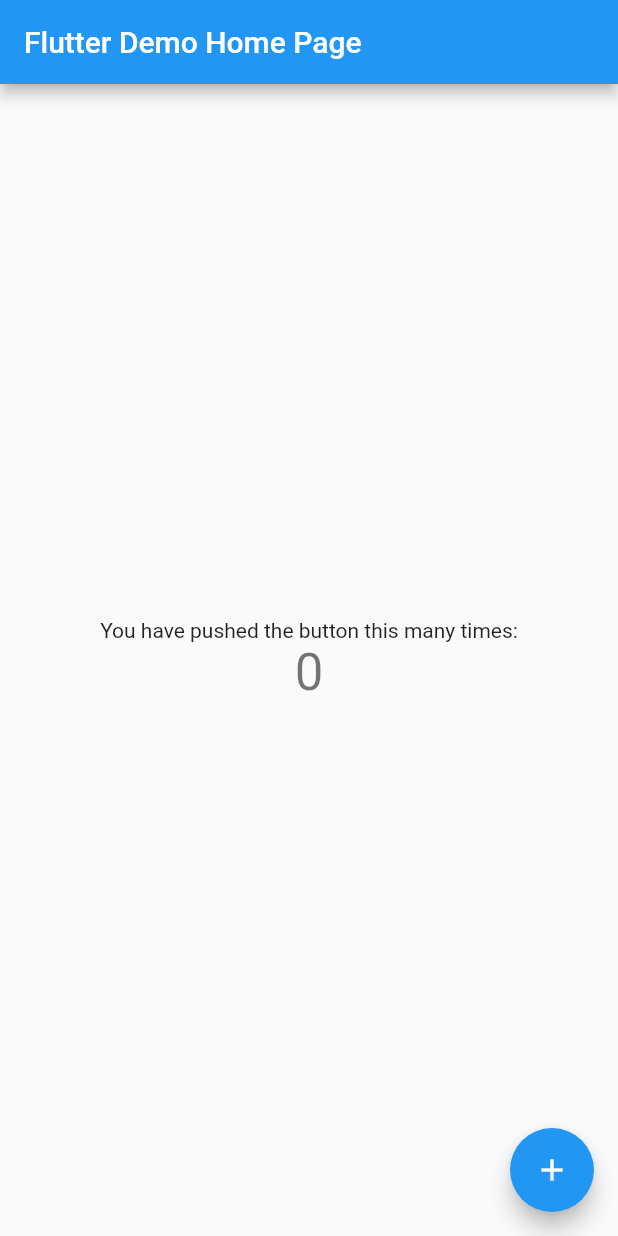
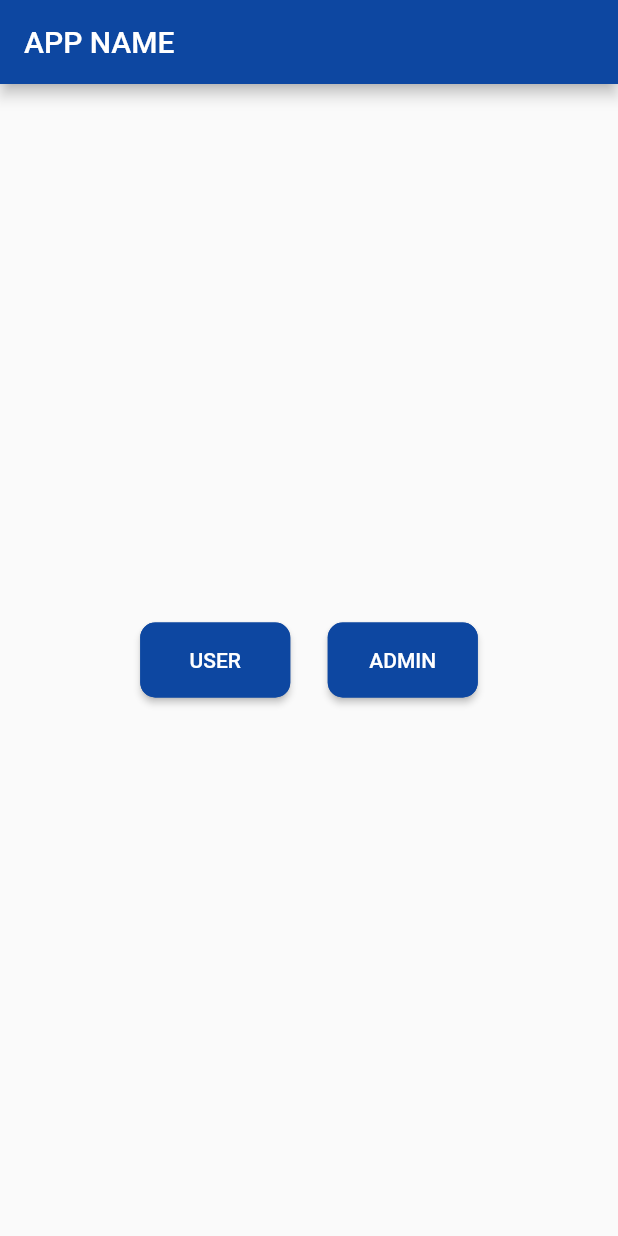
Before and after one commit to DEEP-BLUE-PQT/pqt, a Flutter app: the screen it shows after launch, on a phone screen of 412 x 824 dp. Run offline on Flutter 3.47's test engine with Material 2 defaults, Android fonts, the phone set to English and light mode, and no system bars.

Commit message:
admin and user selection page

```diff
--- a/lib/main.dart
+++ b/lib/main.dart
@@ -3,42 +3,23 @@
 void main() {
   runApp(MyApp());
 }
-
 class MyApp extends StatelessWidget {
-  // This widget is the root of your application.c
+  // This widget is the root of your application.
   @override
   Widget build(BuildContext context) {
     return MaterialApp(
-      title: 'Testing sorry Demo',
+      title: 'Flutter Demo',
       theme: ThemeData(
-        // This is the theme of your application.
-        //
-        // Try running your application with "flutter run". You'll see the
-        // application has a blue toolbar. Then, without quitting the app, try
-        // changing the primarySwatch below to Colors.green and then invoke
-        // "hot reload" (press "r" in the console where you ran "flutter run",
-        // or simply save your changes to "hot reload" in a Flutter IDE).
-        // Notice that the counter didn't reset back to zero; the application
-        // is not restarted.
         primarySwatch: Colors.blue,
+        visualDensity: VisualDensity.adaptivePlatformDensity,
       ),
-      home: MyHomePage(title: 'Flutter Demo Home Page'),
+      home: MyHomePage(title: 'APP NAME'),
     );
   }
 }
 
 class MyHomePage extends StatefulWidget {
   MyHomePage({Key key, this.title}) : super(key: key);
-
-  // This widget is the home page of your application. It is stateful, meaning
-  // that it has a State object (defined below) that contains fields that affect
-  // how it looks.
-
-  // This class is the configuration for the state. It holds the values (in this
-  // case the title) provided by the parent (in this case the App widget) and
-  // used by the build method of the State. Fields in a Widget subclass are
-  // always marked "final".
-
   final String title;
 
   @override
@@ -46,68 +27,48 @@
 }
 
 class _MyHomePageState extends State<MyHomePage> {
-  int _counter = 0;
-
-  void _incrementCounter() {
-    setState(() {
-      // This call to setState tells the Flutter framework that something has
-      // changed in this State, which causes it to rerun the build method below
-      // so that the display can reflect the updated values. If we changed
-      // _counter without calling setState(), then the build method would not be
-      // called again, and so nothing would appear to happen.
-      _counter++;
-    });
-  }
 
   @override
   Widget build(BuildContext context) {
-    // This method is rerun every time setState is called, for instance as done
-    // by the _incrementCounter method above.
-    //
-    // The Flutter framework has been optimized to make rerunning build methods
-    // fast, so that you can just rebuild anything that needs updating rather
-    // than having to individually change instances of widgets.
     return Scaffold(
       appBar: AppBar(
-        // Here we take the value from the MyHomePage object that was created by
-        // the App.build method, and use it to set our appbar title.
+        backgroundColor: Colors.blue[900],
         title: Text(widget.title),
       ),
       body: Center(
-        // Center is a layout widget. It takes a single child and positions it
-        // in the middle of the parent.
-        child: Column(
-          //  is also a layout widget. It takes a list of children and
-          // arranges them vertically. By default, it sizes itself to fit its
-          // children horizontally, and tries to be as tall as its parent.
-          //
-          // Invoke "debug painting" (press "p" in the console, choose the
-          // "Toggle Debug Paint" action from the Flutter Inspector in Android
-          // Studio, or the "Toggle Debug Paint" command in Visual Studio Code)
-          // to see the wireframe for each widget.
-          //
-          // Column has various properties to control how it sizes itself and
-          // how it positions its children. Here we use mainAxisAlignment to
-          // center the children vertically; the main axis here is the vertical
-          // axis because Columns are vertical (the cross axis would be
-          // horizontal).
+        child: Row(
           mainAxisAlignment: MainAxisAlignment.center,
           children: <Widget>[
-            Text(
-              'You have pushed the button this many times:',
+            Container(
+              child: ButtonTheme(minWidth: 100.0, height: 50.0,
+                child: RaisedButton(
+                  color: Colors.blue[900],
+                  child: Text('USER', style: TextStyle(color: Colors.white)),
+                  onPressed: () {},
+                  shape: RoundedRectangleBorder(
+                      borderRadius: BorderRadius.circular(10.0),
+                      side: BorderSide(color: Colors.blue[900], width: 5.0,)),
+                ),
+              ),
             ),
-            Text(
-              '$_counter',
-              style: Theme.of(context).textTheme.headline4,
+
+            SizedBox(width: 25,),
+
+            Container(
+              child: ButtonTheme(minWidth: 100.0, height: 50.0,
+                child: RaisedButton(
+                  color: Colors.blue[900],
+                  child: Text('ADMIN', style: TextStyle(color: Colors.white)),
+                  onPressed: () {},
+                  shape: RoundedRectangleBorder(
+                      borderRadius: BorderRadius.circular(10.0),
+                      side: BorderSide(color: Colors.blue[900], width: 5.0,)),
+                ),
+              ),
             ),
           ],
         ),
       ),
-      floatingActionButton: FloatingActionButton(
-        onPressed: _incrementCounter,
-        tooltip: 'Increment',
-        child: Icon(Icons.add),
-      ), // comma makes auto-formatting nicer for build methods.
     );
   }
 }
```
Also changed, not shown: pubspec.lock.
